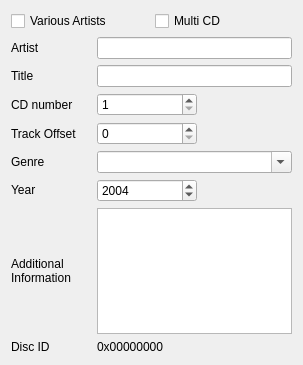
The window that dialogs/cddaheaderdatawidgetUI.ui (marco-mania/audex-old) describes before a commit, drawn with Qt 5.
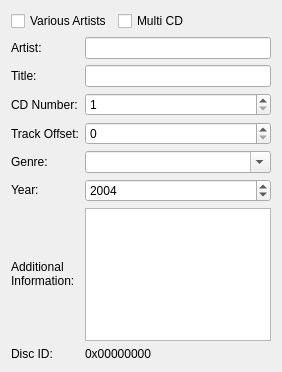
The same window after the commit. Custom widgets are drawn as their Qt base class.

The edit to the form file:
```diff
--- a/dialogs/cddaheaderdatawidgetUI.ui
+++ b/dialogs/cddaheaderdatawidgetUI.ui
@@ -5,35 +5,42 @@
    <rect>
     <x>0</x>
     <y>0</y>
-    <width>303</width>
-    <height>365</height>
+    <width>282</width>
+    <height>372</height>
    </rect>
   </property>
   <property name="windowTitle" >
    <string>Form</string>
   </property>
-  <layout class="QGridLayout" >
-   <item row="0" column="0" >
-    <layout class="QHBoxLayout" >
-     <item>
+  <layout class="QGridLayout" name="gridLayout" >
+   <item row="0" column="0" colspan="2" >
       <widget class="QCheckBox" name="checkBox_various" >
        <property name="text" >
         <string>Various Artists</string>
        </property>
       </widget>
      </item>
-     <item>
+   <item row="0" column="2" >
       <widget class="QCheckBox" name="checkBox_multicd" >
        <property name="text" >
         <string>Multi CD</string>
        </property>
       </widget>
      </item>
-    </layout>
+   <item row="0" column="3" >
+    <spacer name="horizontalSpacer" >
+     <property name="orientation" >
+      <enum>Qt::Horizontal</enum>
+     </property>
+     <property name="sizeHint" stdset="0" >
+      <size>
+       <width>62</width>
+       <height>20</height>
+      </size>
+     </property>
+    </spacer>
    </item>
    <item row="1" column="0" >
-    <layout class="QHBoxLayout" >
-     <item>
       <widget class="QLabel" name="label_artist" >
        <property name="sizePolicy" >
         <sizepolicy vsizetype="Fixed" hsizetype="Fixed" >
@@ -41,25 +48,15 @@
          <verstretch>0</verstretch>
         </sizepolicy>
        </property>
-       <property name="minimumSize" >
-        <size>
-         <width>80</width>
-         <height>0</height>
-        </size>
-       </property>
        <property name="text" >
-        <string>Artist</string>
+      <string>Artist:</string>
        </property>
       </widget>
      </item>
-     <item>
+   <item row="1" column="1" colspan="3" >
       <widget class="KLineEdit" name="klineedit_artist" />
      </item>
-    </layout>
-   </item>
    <item row="2" column="0" >
-    <layout class="QHBoxLayout" >
-     <item>
       <widget class="QLabel" name="label_title" >
        <property name="sizePolicy" >
         <sizepolicy vsizetype="Fixed" hsizetype="Fixed" >
@@ -67,120 +64,39 @@
          <verstretch>0</verstretch>
         </sizepolicy>
        </property>
-       <property name="minimumSize" >
-        <size>
-         <width>80</width>
-         <height>0</height>
-        </size>
-       </property>
        <property name="text" >
-        <string>Title</string>
+      <string>Title:</string>
        </property>
       </widget>
      </item>
-     <item>
+   <item row="2" column="1" colspan="3" >
       <widget class="KLineEdit" name="klineedit_title" />
      </item>
-    </layout>
-   </item>
    <item row="3" column="0" >
-    <layout class="QHBoxLayout" >
-     <item>
       <widget class="QLabel" name="label_cdnum" >
-       <property name="minimumSize" >
-        <size>
-         <width>80</width>
-         <height>0</height>
-        </size>
-       </property>
        <property name="text" >
-        <string>CD number</string>
+      <string>CD Number:</string>
        </property>
       </widget>
      </item>
-     <item>
+   <item row="3" column="1" colspan="3" >
       <widget class="KIntSpinBox" name="kintspinbox_cdnum" >
-       <property name="minimumSize" >
-        <size>
-         <width>100</width>
-         <height>0</height>
-        </size>
-       </property>
-       <property name="maximumSize" >
-        <size>
-         <width>100</width>
-         <height>16777215</height>
-        </size>
-       </property>
        <property name="minimum" >
         <number>1</number>
        </property>
       </widget>
      </item>
-     <item>
-      <spacer>
-       <property name="orientation" >
-        <enum>Qt::Horizontal</enum>
-       </property>
-       <property name="sizeHint" >
-        <size>
-         <width>40</width>
-         <height>20</height>
-        </size>
-       </property>
-      </spacer>
-     </item>
-    </layout>
-   </item>
    <item row="4" column="0" >
-    <layout class="QHBoxLayout" >
-     <item>
       <widget class="QLabel" name="label" >
-       <property name="minimumSize" >
-        <size>
-         <width>80</width>
-         <height>0</height>
-        </size>
-       </property>
        <property name="text" >
-        <string>Track Offset</string>
+      <string>Track Offset:</string>
        </property>
       </widget>
      </item>
-     <item>
-      <widget class="KIntSpinBox" name="kintspinbox_trackoffset" >
-       <property name="minimumSize" >
-        <size>
-         <width>100</width>
-         <height>0</height>
-        </size>
-       </property>
-       <property name="maximumSize" >
-        <size>
-         <width>100</width>
-         <height>16777215</height>
-        </size>
-       </property>
-      </widget>
-     </item>
-     <item>
-      <spacer>
-       <property name="orientation" >
-        <enum>Qt::Horizontal</enum>
-       </property>
-       <property name="sizeHint" >
-        <size>
-         <width>40</width>
-         <height>20</height>
-        </size>
-       </property>
-      </spacer>
-     </item>
-    </layout>
+   <item row="4" column="1" colspan="3" >
+    <widget class="KIntSpinBox" name="kintspinbox_trackoffset" />
    </item>
    <item row="5" column="0" >
-    <layout class="QHBoxLayout" >
-     <item>
       <widget class="QLabel" name="label_genre" >
        <property name="sizePolicy" >
         <sizepolicy vsizetype="Fixed" hsizetype="Fixed" >
@@ -188,18 +104,12 @@
          <verstretch>0</verstretch>
         </sizepolicy>
        </property>
-       <property name="minimumSize" >
-        <size>
-         <width>80</width>
-         <height>0</height>
-        </size>
-       </property>
        <property name="text" >
-        <string>Genre</string>
+      <string>Genre:</string>
        </property>
       </widget>
      </item>
-     <item>
+   <item row="5" column="1" colspan="3" >
       <widget class="KComboBox" name="kcombobox_genre" >
        <property name="editable" >
         <bool>true</bool>
@@ -209,11 +119,7 @@
        </property>
       </widget>
      </item>
-    </layout>
-   </item>
    <item row="6" column="0" >
-    <layout class="QHBoxLayout" >
-     <item>
       <widget class="QLabel" name="label_year" >
        <property name="sizePolicy" >
         <sizepolicy vsizetype="Fixed" hsizetype="Fixed" >
@@ -221,31 +127,13 @@
          <verstretch>0</verstretch>
         </sizepolicy>
        </property>
-       <property name="minimumSize" >
-        <size>
-         <width>80</width>
-         <height>0</height>
-        </size>
-       </property>
        <property name="text" >
-        <string>Year</string>
+      <string>Year:</string>
        </property>
       </widget>
      </item>
-     <item>
+   <item row="6" column="1" colspan="3" >
       <widget class="KIntSpinBox" name="kintspinbox_year" >
-       <property name="minimumSize" >
-        <size>
-         <width>100</width>
-         <height>0</height>
-        </size>
-       </property>
-       <property name="maximumSize" >
-        <size>
-         <width>100</width>
-         <height>16777215</height>
-        </size>
-       </property>
        <property name="minimum" >
         <number>-3000</number>
        </property>
@@ -257,24 +145,7 @@
        </property>
       </widget>
      </item>
-     <item>
-      <spacer>
-       <property name="orientation" >
-        <enum>Qt::Horizontal</enum>
-       </property>
-       <property name="sizeHint" >
-        <size>
-         <width>91</width>
-         <height>20</height>
-        </size>
-       </property>
-      </spacer>
-     </item>
-    </layout>
-   </item>
    <item row="7" column="0" >
-    <layout class="QHBoxLayout" >
-     <item>
       <widget class="QLabel" name="label_extdata" >
        <property name="sizePolicy" >
         <sizepolicy vsizetype="Fixed" hsizetype="Fixed" >
@@ -282,26 +153,16 @@
          <verstretch>0</verstretch>
         </sizepolicy>
        </property>
-       <property name="minimumSize" >
-        <size>
-         <width>80</width>
-         <height>0</height>
-        </size>
-       </property>
        <property name="text" >
         <string>Additional
-Information</string>
+Information:</string>
        </property>
       </widget>
      </item>
-     <item>
+   <item row="7" column="1" colspan="3" >
       <widget class="KTextEdit" name="ktextedit_extdata" />
      </item>
-    </layout>
-   </item>
    <item row="8" column="0" >
-    <layout class="QHBoxLayout" >
-     <item>
       <widget class="QLabel" name="label_discid" >
        <property name="sizePolicy" >
         <sizepolicy vsizetype="Fixed" hsizetype="Fixed" >
@@ -309,18 +170,12 @@
          <verstretch>0</verstretch>
         </sizepolicy>
        </property>
-       <property name="minimumSize" >
-        <size>
-         <width>80</width>
-         <height>0</height>
-        </size>
-       </property>
        <property name="text" >
-        <string>Disc ID</string>
+      <string>Disc ID:</string>
        </property>
       </widget>
      </item>
-     <item>
+   <item row="8" column="1" colspan="3" >
       <widget class="QLabel" name="label_discid_2" >
        <property name="text" >
         <string>0x00000000</string>
@@ -328,8 +183,6 @@
       </widget>
      </item>
     </layout>
-   </item>
-  </layout>
  </widget>
  <customwidgets>
   <customwidget>
```
Left out of the diff: 11 changed lines with no effect on the pictures. Lines whose indentation alone changed are shown as unchanged.
